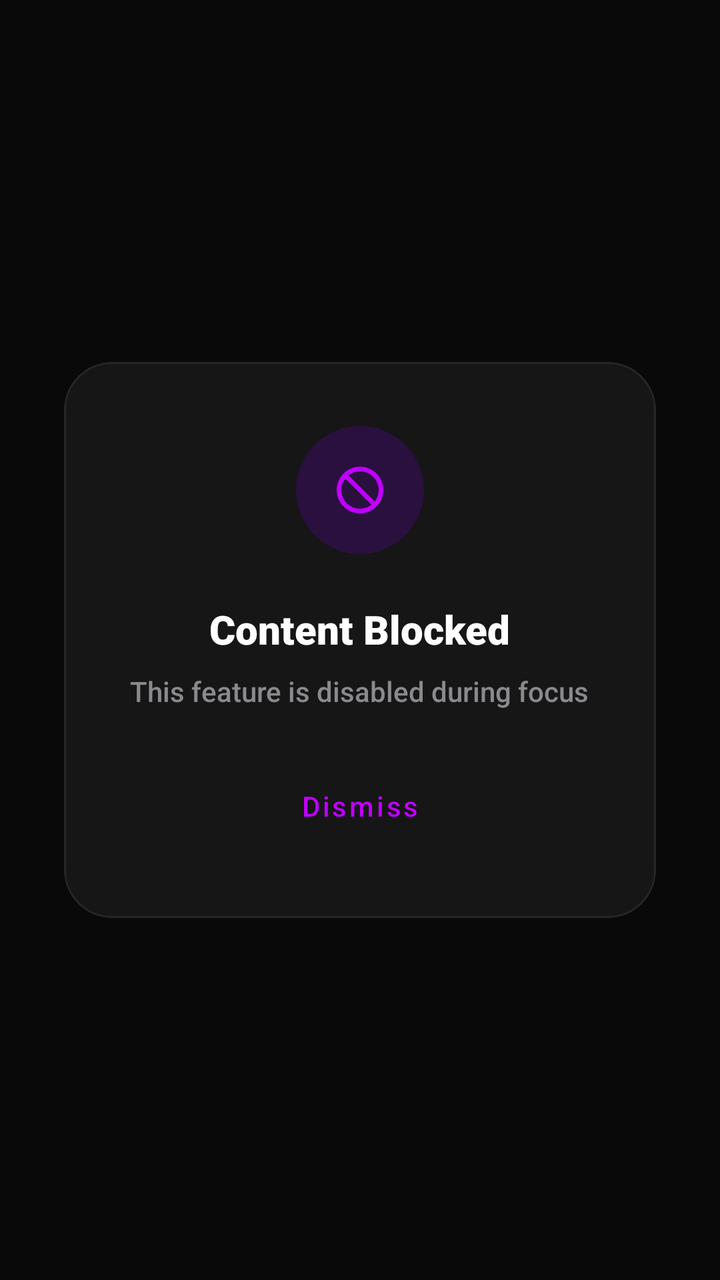
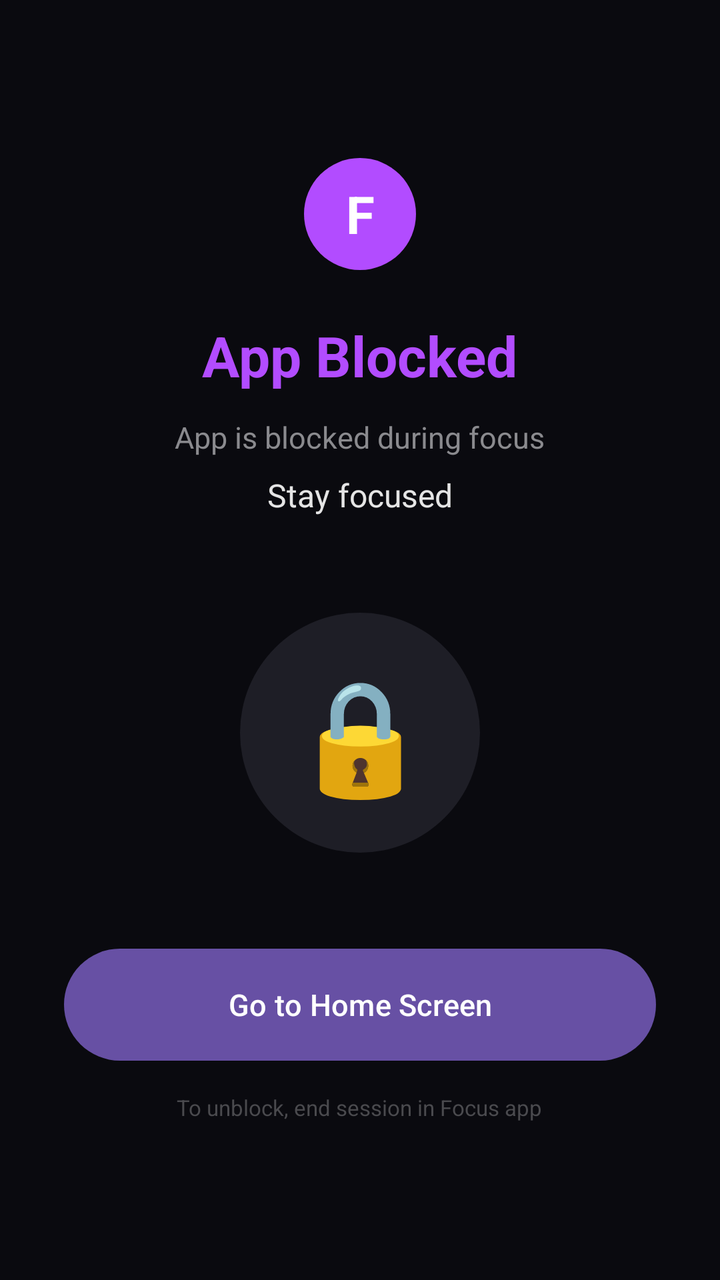

An Android layout rendered at two revisions. The XML below is the earlier revision; the diff shows what the commit changed to produce the second picture.
<!-- AndroidManifest.xml: application theme Theme.AppBlocker -->
<!-- res/layout/overlay_blocked.xml -->
<?xml version="1.0" encoding="utf-8"?>
<FrameLayout xmlns:android="http://schemas.android.com/apk/res/android"
    xmlns:app="http://schemas.android.com/apk/res-auto"
    android:layout_width="match_parent"
    android:layout_height="match_parent"
    android:background="#E60A0A0A"
    android:clickable="true"
    android:focusable="true">

    <com.google.android.material.card.MaterialCardView
        android:layout_width="match_parent"
        android:layout_height="wrap_content"
        android:layout_gravity="center"
        android:layout_marginHorizontal="32dp"
        app:cardBackgroundColor="#161616"
        app:cardCornerRadius="24dp"
        app:cardElevation="0dp"
        app:strokeColor="#262626"
        app:strokeWidth="1dp">

        <LinearLayout
            android:layout_width="match_parent"
            android:layout_height="wrap_content"
            android:gravity="center"
            android:orientation="vertical"
            android:padding="32dp">

            <FrameLayout
                android:layout_width="64dp"
                android:layout_height="64dp"
                android:background="@drawable/bg_circle_dark"
                android:backgroundTint="#2A103F">
                <ImageView
                    android:layout_width="28dp"
                    android:layout_height="28dp"
                    android:layout_gravity="center"
                    android:src="@drawable/ic_block"
                    app:tint="#BF00FF" />
            </FrameLayout>

            <TextView
                android:id="@+id/blockedTitle"
                android:layout_width="wrap_content"
                android:layout_height="wrap_content"
                android:layout_marginTop="24dp"
                android:fontFamily="sans-serif-black"
                android:text="Content Blocked"
                android:textColor="#FFFFFF"
                android:textSize="20sp" />

            <TextView
                android:id="@+id/blockedMessage"
                android:layout_width="wrap_content"
                android:layout_height="wrap_content"
                android:layout_marginTop="8dp"
                android:fontFamily="sans-serif-medium"
                android:text="This feature is disabled during focus"
                android:textColor="#8A8A8E"
                android:textSize="14sp"
                android:gravity="center" />

            <com.google.android.material.button.MaterialButton
                android:id="@+id/btnCloseOverlay"
                style="@style/Widget.MaterialComponents.Button.TextButton"
                android:layout_width="wrap_content"
                android:layout_height="wrap_content"
                android:layout_marginTop="24dp"
                android:text="Dismiss"
                android:textAllCaps="false"
                android:textColor="#BF00FF" />

        </LinearLayout>
    </com.google.android.material.card.MaterialCardView>
</FrameLayout>
<!-- resources referenced by this layout -->
<resources>
  <!-- drawable bg_circle_dark (drawable) -->
  <?xml version="1.0" encoding="utf-8"?>
  <shape xmlns:android="http://schemas.android.com/apk/res/android" android:shape="oval">
      <solid android:color="#1E1E2A" />
  </shape>
  <!-- drawable ic_block (drawable) -->
  <vector xmlns:android="http://schemas.android.com/apk/res/android"
      android:width="24dp"
      android:height="24dp"
      android:viewportWidth="24"
      android:viewportHeight="24">
    <path
        android:fillColor="#FF000000"
        android:pathData="M12,2C6.48,2 2,6.48 2,12s4.48,10 10,10 10,-4.48 10,-10S17.52,2 12,2zM12,20c-4.42,0 -8,-3.58 -8,-8 0,-1.85 0.63,-3.55 1.69,-4.9L16.9,18.31C15.55,19.37 13.85,20 12,20zM18.31,16.9L7.1,5.69C8.45,4.63 10.15,4 12,4c4.42,0 8,3.58 8,8 0,1.85 -0.63,3.55 -1.69,4.9z"/>
  </vector>
  <style name="Theme.AppBlocker" parent="Theme.Material3.DayNight.NoActionBar">
          <item name="android:windowBackground">#000000</item>
          <item name="android:statusBarColor">#000000</item>
          <item name="android:navigationBarColor">#000000</item>
          <item name="android:windowLightStatusBar">false</item>
          <item name="android:windowLightNavigationBar" tools:targetApi="o_mr1">false</item>
      </style>
</resources>

<!-- the commit's change to res/layout/overlay_blocked.xml (unified diff, before → after) -->
@@ -1,74 +1,83 @@
 <?xml version="1.0" encoding="utf-8"?>
 <FrameLayout xmlns:android="http://schemas.android.com/apk/res/android"
-    xmlns:app="http://schemas.android.com/apk/res-auto"
     android:layout_width="match_parent"
     android:layout_height="match_parent"
-    android:background="#E60A0A0A"
-    android:clickable="true"
-    android:focusable="true">
+    android:background="#0A0A0F">
 
-    <com.google.android.material.card.MaterialCardView
+    <LinearLayout
         android:layout_width="match_parent"
-        android:layout_height="wrap_content"
-        android:layout_gravity="center"
-        android:layout_marginHorizontal="32dp"
-        app:cardBackgroundColor="#161616"
-        app:cardCornerRadius="24dp"
-        app:cardElevation="0dp"
-        app:strokeColor="#262626"
-        app:strokeWidth="1dp">
+        android:layout_height="match_parent"
+        android:orientation="vertical"
+        android:gravity="center"
+        android:padding="32dp">
 
-        <LinearLayout
+        <TextView
+            android:layout_width="56dp"
+            android:layout_height="56dp"
+            android:background="@drawable/bg_circle_purple"
+            android:text="@string/overlay_icon_text"
+            android:textSize="26sp"
+            android:textStyle="bold"
+            android:textColor="#FFFFFF"
+            android:gravity="center"
+            android:layout_marginBottom="24dp"/>
+
+        <TextView
+            android:layout_width="wrap_content"
+            android:layout_height="wrap_content"
+            android:text="@string/overlay_title"
+            android:textSize="28sp"
+            android:textStyle="bold"
+            android:textColor="#B24CFF"
+            android:layout_marginBottom="12dp"/>
+
+        <TextView
+            android:id="@+id/tvBlockedAppName"
+            android:layout_width="wrap_content"
+            android:layout_height="wrap_content"
+            android:text="@string/overlay_subtitle"
+            android:textSize="15sp"
+            android:textColor="#8A8A8E"
+            android:gravity="center"
+            android:lineSpacingExtra="4dp"
+            android:layout_marginBottom="8dp"/>
+
+        <TextView
+            android:layout_width="wrap_content"
+            android:layout_height="wrap_content"
+            android:text="@string/overlay_stay_focused"
+            android:textSize="16sp"
+            android:textColor="#E5E5E5"
+            android:layout_marginBottom="48dp"/>
+
+        <TextView
+            android:layout_width="120dp"
+            android:layout_height="120dp"
+            android:text="@string/overlay_emoji"
+            android:textSize="56sp"
+            android:gravity="center"
+            android:background="@drawable/bg_circle_dark"
+            android:layout_marginBottom="48dp"/>
+
+        
+        <Button
+            android:id="@+id/btnGoHome"
             android:layout_width="match_parent"
+            android:layout_height="56dp"
+            android:text="@string/overlay_btn_home"
+            android:textAllCaps="false"
+            android:textSize="15sp"
+            android:textColor="#FFFFFF"
+            android:background="@drawable/bg_button_rounded"
+            android:backgroundTint="#2A2A30"/>
+
+        <TextView
+            android:layout_width="wrap_content"
             android:layout_height="wrap_content"
-            android:gravity="center"
-            android:orientation="vertical"
-            android:padding="32dp">
+            android:text="@string/overlay_footer"
+            android:textSize="11sp"
+            android:textColor="#4A4A4E"
+            android:layout_marginTop="16dp"/>
 
-            <FrameLayout
-                android:layout_width="64dp"
-                android:layout_height="64dp"
-                android:background="@drawable/bg_circle_dark"
-                android:backgroundTint="#2A103F">
-                <ImageView
-                    android:layout_width="28dp"
-                    android:layout_height="28dp"
-                    android:layout_gravity="center"
-                    android:src="@drawable/ic_block"
-                    app:tint="#BF00FF" />
-            </FrameLayout>
-
-            <TextView
-                android:id="@+id/blockedTitle"
-                android:layout_width="wrap_content"
-                android:layout_height="wrap_content"
-                android:layout_marginTop="24dp"
-                android:fontFamily="sans-serif-black"
-                android:text="Content Blocked"
-                android:textColor="#FFFFFF"
-                android:textSize="20sp" />
-
-            <TextView
-                android:id="@+id/blockedMessage"
-                android:layout_width="wrap_content"
-                android:layout_height="wrap_content"
-                android:layout_marginTop="8dp"
-                android:fontFamily="sans-serif-medium"
-                android:text="This feature is disabled during focus"
-                android:textColor="#8A8A8E"
-                android:textSize="14sp"
-                android:gravity="center" />
-
-            <com.google.android.material.button.MaterialButton
-                android:id="@+id/btnCloseOverlay"
-                style="@style/Widget.MaterialComponents.Button.TextButton"
-                android:layout_width="wrap_content"
-                android:layout_height="wrap_content"
-                android:layout_marginTop="24dp"
-                android:text="Dismiss"
-                android:textAllCaps="false"
-                android:textColor="#BF00FF" />
-
-        </LinearLayout>
-    </com.google.android.material.card.MaterialCardView>
+    </LinearLayout>
 </FrameLayout>
<!-- resource entries referenced after the edit -->
@@ -1,20 +1,22 @@
 <!-- resources referenced by this layout -->
 <resources>
+  <!-- drawable bg_button_rounded (drawable) -->
+  <?xml version="1.0" encoding="utf-8"?>
+  <shape xmlns:android="http://schemas.android.com/apk/res/android" android:shape="rectangle">
+      <corners android:radius="28dp"/>
+      <solid android:color="#2A2A30"/>
+  </shape>
   <!-- drawable bg_circle_dark (drawable) -->
-  <?xml version="1.0" encoding="utf-8"?>
-  <shape xmlns:android="http://schemas.android.com/apk/res/android" android:shape="oval">
-      <solid android:color="#1E1E2A" />
-  </shape>
-  <!-- drawable ic_block (drawable) -->
-  <vector xmlns:android="http://schemas.android.com/apk/res/android"
-      android:width="24dp"
-      android:height="24dp"
-      android:viewportWidth="24"
-      android:viewportHeight="24">
-    <path
-        android:fillColor="#FF000000"
-        android:pathData="M12,2C6.48,2 2,6.48 2,12s4.48,10 10,10 10,-4.48 10,-10S17.52,2 12,2zM12,20c-4.42,0 -8,-3.58 -8,-8 0,-1.85 0.63,-3.55 1.69,-4.9L16.9,18.31C15.55,19.37 13.85,20 12,20zM18.31,16.9L7.1,5.69C8.45,4.63 10.15,4 12,4c4.42,0 8,3.58 8,8 0,1.85 -0.63,3.55 -1.69,4.9z"/>
-  </vector>
+  <shape xmlns:android="http://schemas.android.com/apk/res/android" android:shape="oval"><solid android:color="#1E1E26"/></shape>
+  <!-- drawable bg_circle_purple (drawable) -->
+  <shape xmlns:android="http://schemas.android.com/apk/res/android" android:shape="oval"><solid android:color="#B24CFF"/></shape>
+  <string name="overlay_btn_home">Go to Home Screen</string>
+  <string name="overlay_emoji">🔒</string>
+  <string name="overlay_footer">To unblock, end session in Focus app</string>
+  <string name="overlay_icon_text">F</string>
+  <string name="overlay_stay_focused">Stay focused</string>
+  <string name="overlay_subtitle">App is blocked during focus</string>
+  <string name="overlay_title">App Blocked</string>
   <style name="Theme.AppBlocker" parent="Theme.Material3.DayNight.NoActionBar">
           <item name="android:windowBackground">#000000</item>
           <item name="android:statusBarColor">#000000</item>
